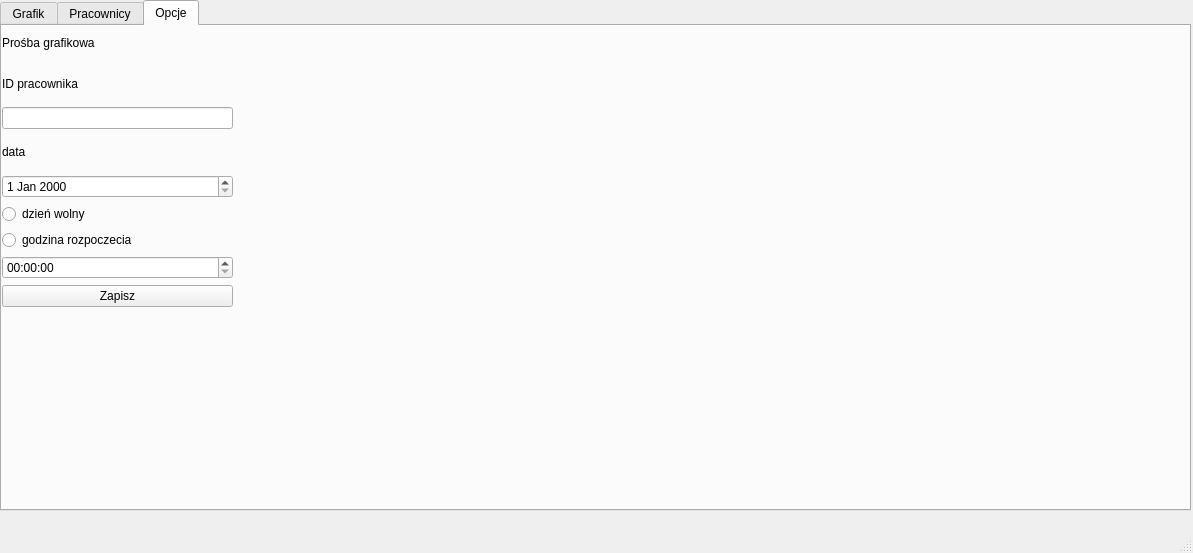
MrMock/Grafik, file mainwindow.ui: the form before one commit.
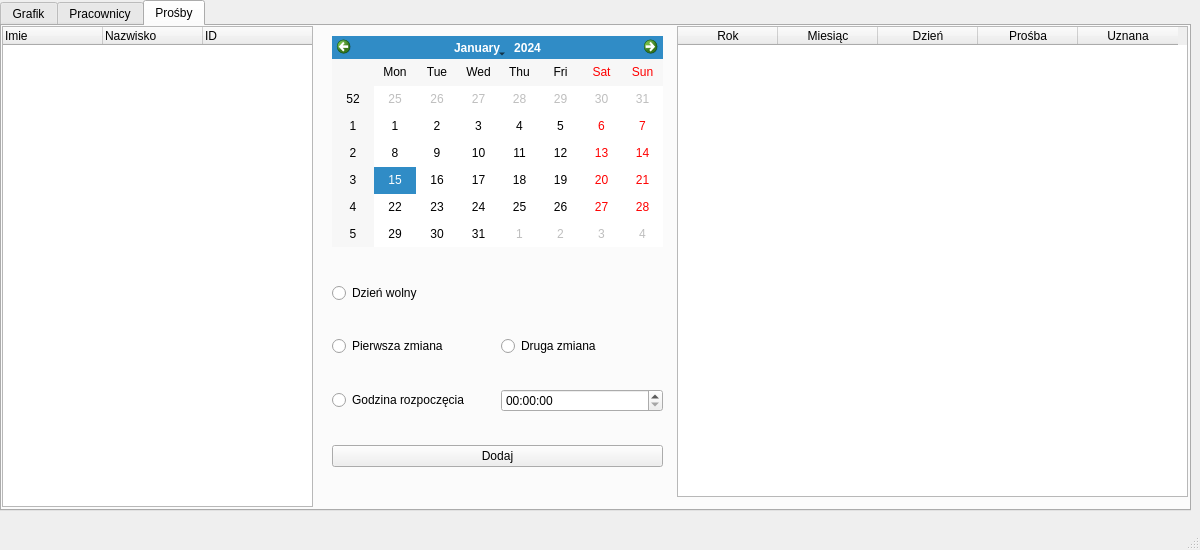
The form after the commit. The open tabs and pages were chosen to show the change.

Commit message: rozpoczęcie pracy nad kreatorem próśb grafikowych

```diff
--- a/mainwindow.ui
+++ b/mainwindow.ui
@@ -6,10 +6,22 @@
    <rect>
     <x>0</x>
     <y>0</y>
-    <width>1193</width>
-    <height>553</height>
+    <width>1200</width>
+    <height>550</height>
    </rect>
   </property>
+  <property name="minimumSize">
+   <size>
+    <width>1200</width>
+    <height>550</height>
+   </size>
+  </property>
+  <property name="maximumSize">
+   <size>
+    <width>1200</width>
+    <height>550</height>
+   </size>
+  </property>
   <property name="windowTitle">
    <string>MainWindow</string>
   </property>
@@ -359,67 +371,154 @@
      </widget>
     </widget>
     <widget class="QWidget" name="tab_opcje">
+     <property name="sizePolicy">
+      <sizepolicy hsizetype="Preferred" vsizetype="Expanding">
+       <horstretch>0</horstretch>
+       <verstretch>0</verstretch>
+      </sizepolicy>
+     </property>
+     <property name="maximumSize">
+      <size>
+       <width>16777213</width>
+       <height>16777215</height>
+      </size>
+     </property>
+     <property name="sizeIncrement">
+      <size>
+       <width>7</width>
+       <height>0</height>
+      </size>
+     </property>
+     <property name="accessibleName">
+      <string/>
+     </property>
+     <property name="accessibleDescription">
+      <string/>
+     </property>
+     <property name="layoutDirection">
+      <enum>Qt::LeftToRight</enum>
+     </property>
+     <property name="autoFillBackground">
+      <bool>false</bool>
+     </property>
      <attribute name="title">
-      <string>Opcje</string>
+      <string>Prośby</string>
      </attribute>
-     <widget class="QWidget" name="verticalLayoutWidget_3">
+     <widget class="QTreeWidget" name="treeWidget">
       <property name="geometry">
        <rect>
         <x>0</x>
         <y>0</y>
-        <width>231</width>
-        <height>281</height>
+        <width>311</width>
+        <height>481</height>
        </rect>
       </property>
-      <layout class="QVBoxLayout" name="verticalLayout_3">
-       <item>
-        <widget class="QLabel" name="label_10">
+      <column>
+       <property name="text">
+        <string>Imie</string>
+       </property>
+      </column>
+      <column>
+       <property name="text">
+        <string>Nazwisko</string>
+       </property>
+      </column>
+      <column>
+       <property name="text">
+        <string>ID</string>
+       </property>
+      </column>
+     </widget>
+     <widget class="QCalendarWidget" name="calendarWidget">
+      <property name="geometry">
+       <rect>
+        <x>330</x>
+        <y>10</y>
+        <width>331</width>
+        <height>211</height>
+       </rect>
+      </property>
+     </widget>
+     <widget class="QTableWidget" name="tableWidget_2">
+      <property name="geometry">
+       <rect>
+        <x>675</x>
+        <y>0</y>
+        <width>511</width>
+        <height>471</height>
+       </rect>
+      </property>
+      <column>
+       <property name="text">
+        <string>Rok</string>
+       </property>
+      </column>
+      <column>
+       <property name="text">
+        <string>Miesiąc</string>
+       </property>
+      </column>
+      <column>
+       <property name="text">
+        <string>Dzień</string>
+       </property>
+      </column>
+      <column>
+       <property name="text">
+        <string>Prośba</string>
+       </property>
+      </column>
+      <column>
+       <property name="text">
+        <string>Uznana</string>
+       </property>
+      </column>
+     </widget>
+     <widget class="QWidget" name="gridLayoutWidget_2">
+      <property name="geometry">
+       <rect>
+        <x>330</x>
+        <y>230</y>
+        <width>331</width>
+        <height>241</height>
+       </rect>
+      </property>
+      <layout class="QGridLayout" name="gridLayout_2">
+       <item row="1" column="1">
+        <widget class="QRadioButton" name="radioButton_request_first_shift">
          <property name="text">
-          <string>Prośba grafikowa</string>
+          <string>Pierwsza zmiana</string>
          </property>
         </widget>
        </item>
-       <item>
-        <widget class="QLabel" name="label_11">
+       <item row="2" column="1">
+        <widget class="QRadioButton" name="radioButton_request_start_time">
          <property name="text">
-          <string>ID pracownika</string>
+          <string>Godzina rozpoczęcia</string>
          </property>
         </widget>
        </item>
-       <item>
-        <widget class="QLineEdit" name="lineEdit_4"/>
-       </item>
-       <item>
-        <widget class="QLabel" name="label_12">
+       <item row="1" column="2">
+        <widget class="QRadioButton" name="radioButton_request_second_shift">
          <property name="text">
-          <string>data</string>
+          <string>Druga zmiana</string>
          </property>
         </widget>
        </item>
-       <item>
-        <widget class="QDateEdit" name="dateEdit"/>
-       </item>
-       <item>
-        <widget class="QRadioButton" name="radioButton">
+       <item row="0" column="1">
+        <widget class="QRadioButton" name="radioButton_request_free_day">
          <property name="text">
-          <string>dzień wolny</string>
+          <string>Dzień wolny</string>
          </property>
         </widget>
        </item>
-       <item>
-        <widget class="QRadioButton" name="radioButton_2">
-         <property name="text">
-          <string>godzina rozpoczecia</string>
-         </property>
-        </widget>
+       <item row="2" column="2">
+        <widget class="QTimeEdit" name="timeEdit_request"/>
        </item>
-       <item>
-        <widget class="QTimeEdit" name="timeEdit"/>
-       </item>
-       <item>
-        <widget class="QPushButton" name="pushButton_6">
+       <item row="3" column="1" colspan="2">
+        <widget class="QPushButton" name="pushButton_add_request">
          <property name="text">
-          <string>Zapisz</string>
+          <string>Dodaj</string>
          </property>
         </widget>
        </item>
```
Left out of the diff: 27 changed lines with no effect on the pictures. The commit also changes 4 other files.
